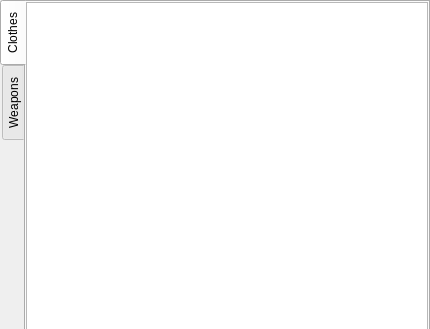
This is source/badziaha/forms/inventory_form.ui in Mikalai/punk_project_a as Qt 5 draws it before an edit; both pictures show x 0 to 430 and y 0 to 329 of the 430 by 612 pixel window. The edited form follows.
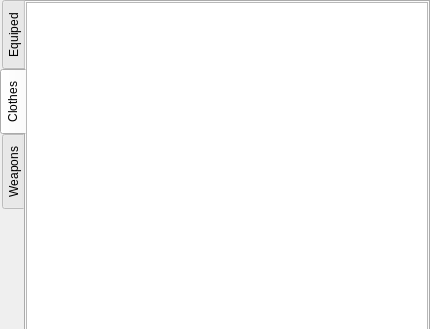
This is the edited form. The open tabs and pages were chosen to show the change.

Patch:
```diff
--- a/source/badziaha/forms/inventory_form.ui
+++ b/source/badziaha/forms/inventory_form.ui
@@ -42,6 +42,11 @@
        <property name="currentIndex">
         <number>0</number>
        </property>
+       <widget class="QWidget" name="tab">
+        <attribute name="title">
+         <string>Equiped</string>
+        </attribute>
+       </widget>
        <widget class="QWidget" name="m_clothes_tab">
         <attribute name="title">
          <string>Clothes</string>
```
Left out of the diff: 39 changed lines with no effect on the pictures.
